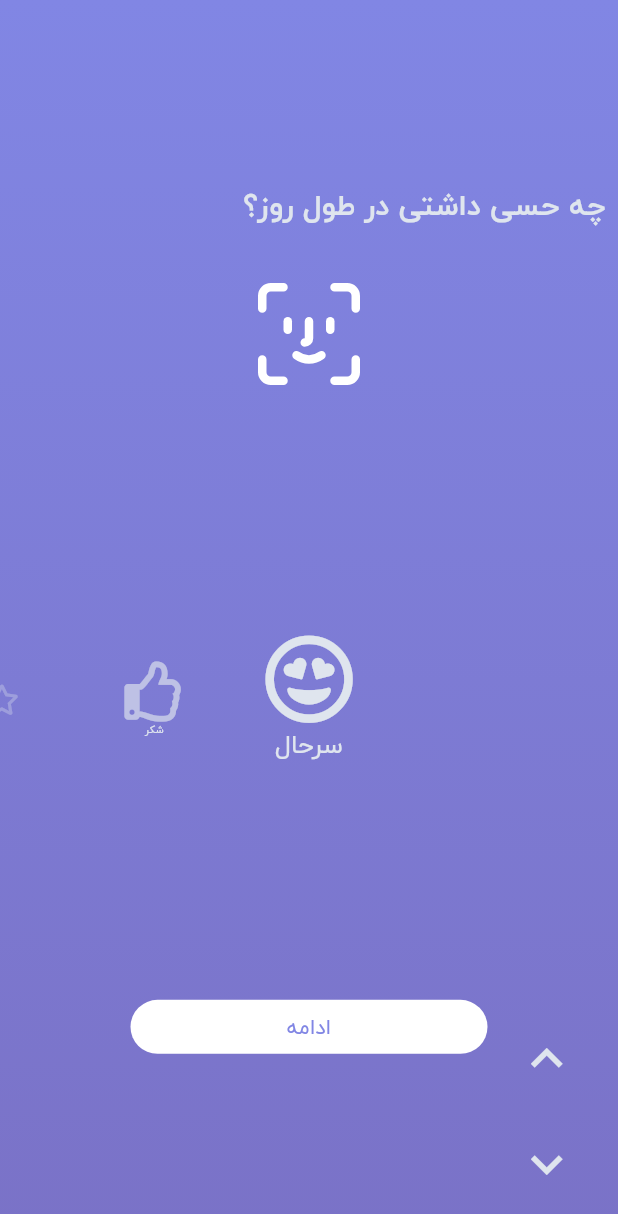
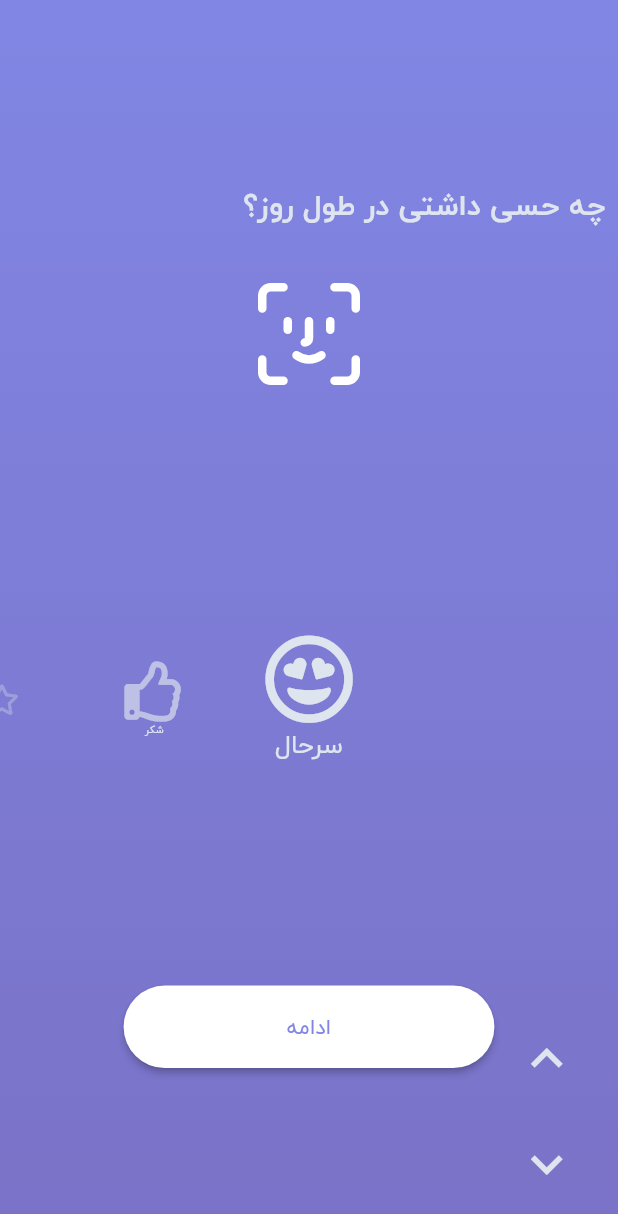
Before and after one commit to AbediSadegh/gnu, a Flutter app: the QuestionPage screen opened directly, scrolled down 2880 dp, on a phone screen of 412 x 824 dp. Shown: the top 1214 px of the screen. Run offline on Flutter 3.47's test engine with Material 2 defaults, Android fonts, the phone set to English and light mode, and no system bars; our stand-ins replace carousel_slider, curved_navigation_bar, fl_chart, flutter_svg, font_awesome_flutter, hidden_drawer_menu and 1 more; accounts and stored records are empty; network calls fail.

Commit message:
Merge remote-tracking branch 'origin/master'
# Conflicts:
#	lib/ui/question.dart
#	lib/ui/save_page.dart
#	lib/widgets/gnu_slider.dart
#	lib/widgets/home.dart

```diff
--- a/lib/main.dart
+++ b/lib/main.dart
@@ -13,8 +13,8 @@ class Launcher extends StatelessWidget {
   Widget build(BuildContext context) {
     return MultiProvider(
       providers: [
-        Provider<String>.value(
-          value: 'محمد',
+        Provider<Name>(
+          builder: (_)=>Name(),
         )
       ],
       child: MaterialApp(
@@ -37,3 +37,7 @@ class Launcher extends StatelessWidget {
     );
   }
 }
+
+class Name{
+  String name;
+}
--- a/lib/ui/first_page/reason.dart
+++ b/lib/ui/first_page/reason.dart
@@ -87,12 +87,13 @@ class ReasonPage extends StatelessWidget {
           Row(
             mainAxisAlignment: MainAxisAlignment.center,
             children: <Widget>[
-              FlatButton(
+              RaisedButton(
                 shape: RoundedRectangleBorder(
                     borderRadius: BorderRadius.all(Radius.circular(45))),
                 color: Colors.white,
                 child: Container(
-                    width: MediaQuery.of(context).size.width * 0.5,
+                    width: MediaQuery.of(context).size.width * 0.6,
+                    height: 55.0,
                     child: Center(
                         child: Text(
                       "ادامه",
--- a/lib/ui/home_page.dart
+++ b/lib/ui/home_page.dart
@@ -6,7 +6,10 @@ import 'package:gnu/widgets/home.dart';
 import 'package:gnu/widgets/menu_screen.dart';
 import 'package:gnu/widgets/zoom_scaffold.dart';
 import 'package:hidden_drawer_menu/hidden_drawer/hidden_drawer_menu.dart';
+import 'package:provider/provider.dart';
 import 'package:shared_preferences/shared_preferences.dart';
+
+import '../main.dart';
 
 class HomePage extends StatefulWidget {
   @override
@@ -80,7 +83,7 @@ class _HomePageState extends State<HomePage> {
   }
 
   Column _buildBottomNavigation() {
-    String str2 = ' من خیلی هیجان زده‌ام برای شروع این ماجرا کنار هم، مهدی';
+    String str2 = ' من خیلی هیجان زده‌ام برای شروع این ماجرا کنار هم، ${Provider.of<Name>(context).name}';
     return Column(
       mainAxisAlignment: MainAxisAlignment.start,
       children: <Widget>[
--- a/lib/ui/profile.dart
+++ b/lib/ui/profile.dart
@@ -1,5 +1,7 @@
 import 'package:flutter/material.dart';
 import 'package:font_awesome_flutter/font_awesome_flutter.dart';
+import 'package:gnu/main.dart';
+import 'package:provider/provider.dart';
 
 class Profile extends StatelessWidget {
   @override
@@ -37,7 +39,7 @@ class Profile extends StatelessWidget {
                     Padding(
                       padding: const EdgeInsets.only(left: 16.0, bottom: 5),
                       child: Text(
-                        "مهدی",
+                        Provider.of<Name>(context).name,
                         style: TextStyle(color: Colors.black, fontSize: 20),
                       ),
                     ),
--- a/lib/ui/question.dart
+++ b/lib/ui/question.dart
@@ -26,7 +26,7 @@ class _QuestionPageState extends State<QuestionPage> {
     controller = PageController();
   }
 
-  String mood = "خوب تقریبا بوده باشه";
+  String mood = "تقریبا خوب بوده باشه";
 
   @override
   Widget build(BuildContext context) {
--- a/lib/ui/save_page.dart
+++ b/lib/ui/save_page.dart
@@ -4,6 +4,8 @@ import 'package:flutter/material.dart';
 import 'package:gnu/entities/story.dart';
 import 'package:provider/provider.dart';
 import 'package:http/http.dart' as http;
+
+import '../main.dart';
 
 class SavePage extends StatefulWidget {
  PageController controller;
@@ -47,7 +49,7 @@ class _SavePageState extends State<SavePage> {
                     Container(
                       width: MediaQuery.of(context).size.width* 0.6,
                       child: Text(
-                        "کارت خوب بود،مهدی میخوای یک اسم به امروزت بدی",
+                        "کارت خوب بود،${Provider.of<Name>(context).name} میخوای یک اسم به امروزت بدی",
                         style: TextStyle(fontWeight: FontWeight.bold,fontSize: 20),
                         textAlign: TextAlign.start,
                       ),
@@ -78,7 +80,10 @@ class _SavePageState extends State<SavePage> {
               Expanded(
                 child: Container(),
               ),
-              FlatButton(
+              RaisedButton(
+                padding: EdgeInsets.all(0.0),
+                shape: RoundedRectangleBorder(
+                    borderRadius: BorderRadius.circular(45)),
                 onPressed: () {
                   widget.controller.nextPage(duration: Duration(milliseconds: 550), curve: Curves.linear);
                 },
@@ -96,7 +101,7 @@ class _SavePageState extends State<SavePage> {
                           ),
                         ),
                         width: MediaQuery.of(context).size.width * .6,
-                        height: 55,
+                        height: 55.0,
                         decoration: ShapeDecoration(
                             color: Colors.white,
                             shape: RoundedRectangleBorder(
--- a/lib/widgets/carousle.dart
+++ b/lib/widgets/carousle.dart
@@ -117,11 +117,14 @@ class _CarouselState extends State<Carousel> {
            crossAxisAlignment: CrossAxisAlignment.center,
            children: <Widget>[
              Container(width: double.maxFinite,),
-             FlatButton(
-               shape: RoundedRectangleBorder(borderRadius: BorderRadius.all(Radius.circular(45))),
+             RaisedButton(
+               padding: EdgeInsets.all(0.0),
+               shape: RoundedRectangleBorder(
+                   borderRadius: BorderRadius.circular(45)),
                color: Colors.white,
                child: Container(
-                   width: MediaQuery.of(context).size.width *0.5,
+                   width: MediaQuery.of(context).size.width *0.6,
+                   height: 55.0,
                    child: Center(child: Text("ادامه",style: TextStyle(color: Theme.of(context).primaryColor),))),
                onPressed: (){
                  widget.pageController.nextPage(duration: Duration(milliseconds: 500), curve: Curves.linear);
--- a/lib/widgets/menu_screen.dart
+++ b/lib/widgets/menu_screen.dart
@@ -1,6 +1,9 @@
 import 'package:flutter/material.dart';
 import 'package:font_awesome_flutter/font_awesome_flutter.dart';
 import 'package:gnu/ui/advertise.dart';
+import 'package:provider/provider.dart';
+
+import '../main.dart';
 
 class MenuScreen extends StatelessWidget{
 
@@ -36,7 +39,7 @@ class MenuScreen extends StatelessWidget{
 //                  NetworkImage(imageUrl),
 //                ),
 //              ),
-              Text('Mahdi',
+              Text(Provider.of<Name>(context).name,
                 style: TextStyle(
                   color: Colors.white,
                   fontSize: 20,
```
Also changed, not shown: lib/ui/advertise_page.dart (+5 -3 lines), lib/ui/first_page/enter_name.dart (+8 -1 lines), lib/widgets/date_page.dart (+7 -2 lines), lib/widgets/gnu_slider.dart (+6 -3 lines).
